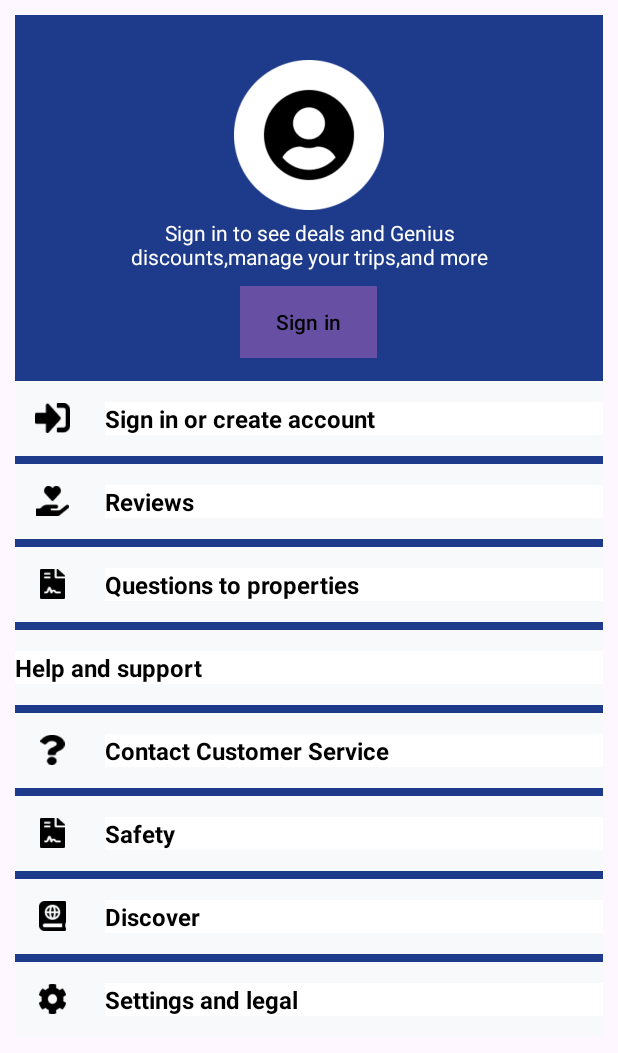
After one commit to KalharaDMR/TravelApp, an Android app: the SettingsPage screen opened directly, with no data from a screen before it, on a phone screen of 412 x 824 dp. The commit adds this screen. Shown: the top 1053 px of the screen. Run offline under Robolectric (Android 15) with nearby library versions, the phone set to English and light mode, and no system bars.

Commit message:
Initial Commit update1

```diff
--- a/app/src/main/java/com/example/travel/SecondActivity.kt
+++ b/app/src/main/java/com/example/travel/SecondActivity.kt
@@ -23,7 +23,7 @@ class SecondActivity : AppCompatActivity() {
 
         profileimgview.setOnClickListener {
             // Navigate to HotelsActivity
-            val intent = Intent(this, ThirdActivity::class.java)
+            val intent = Intent(this, SettingsPage::class.java)
             startActivity(intent)
         }
 
--- /dev/null
+++ b/app/src/main/java/com/example/travel/SettingsPage.kt
@@ -0,0 +1,23 @@
+package com.example.travel
+
+import android.content.Intent
+import android.os.Bundle
+import android.widget.Button
+import androidx.activity.enableEdgeToEdge
+import androidx.appcompat.app.AppCompatActivity
+import androidx.core.view.ViewCompat
+import androidx.core.view.WindowInsetsCompat
+
+class SettingsPage : AppCompatActivity() {
+    override fun onCreate(savedInstanceState: Bundle?) {
+        super.onCreate(savedInstanceState)
+
+        setContentView(R.layout.activity_settings_page)
+
+        val signinbtn: Button = findViewById(R.id.signInBtn)
+        signinbtn.setOnClickListener {
+            val intent = Intent(this, SignInPage::class.java)
+            startActivity(intent)
+        }
+    }
+}
--- /dev/null
+++ b/app/src/main/res/layout/activity_settings_page.xml
@@ -0,0 +1,270 @@
+<?xml version="1.0" encoding="utf-8"?>
+<LinearLayout xmlns:android="http://schemas.android.com/apk/res/android"
+    xmlns:app="http://schemas.android.com/apk/res-auto"
+    xmlns:tools="http://schemas.android.com/tools"
+    android:id="@+id/main"
+    android:layout_width="match_parent"
+    android:layout_height="wrap_content"
+    android:layout_margin="10dp"
+    android:layout_marginBottom="10dp"
+    android:background="#1E3A8A"
+    android:orientation="vertical"
+    tools:context=".SettingsPage">
+
+<ImageView
+android:id="@+id/imageView7"
+android:layout_width="match_parent"
+android:layout_height="100dp"
+android:layout_marginTop="30dp"
+android:layout_marginBottom="5dp"
+android:layout_gravity="center"
+android:background="#1E3A8A"
+    app:srcCompat="@drawable/nonprofile" />
+
+<FrameLayout
+android:layout_width="match_parent"
+android:layout_height="wrap_content"
+android:layout_gravity="center"
+android:background="#1E3A8A"> <!-- Dark blue -->
+
+    <TextView
+        android:layout_width="300dp"
+        android:layout_height="wrap_content"
+        android:layout_gravity="center"
+        android:background="#1E3A8A"
+        android:text="Sign in to see deals and Genius discounts,manage your trips,and more"
+        android:textAlignment="center"
+        android:textColor="#FFFFFF" />
+</FrameLayout>
+
+    <!-- Sign In Button -->
+<Button
+android:id="@+id/signInBtn"
+android:layout_width="wrap_content"
+android:layout_height="wrap_content"
+android:layout_marginTop="10dp"
+android:layout_marginBottom="10dp"
+android:background="#F2C94C"
+    android:backgroundTint="#F2C94C"
+    android:backgroundTintMode="add"
+    android:layout_gravity="center"
+    android:text="Sign in"
+    android:textColor="#000000" />
+
+
+<LinearLayout
+android:id="@+id/block1"
+android:layout_width="match_parent"
+android:layout_height="50dp"
+android:layout_marginTop="5dp"
+android:background="#F8F9FA"
+    android:gravity="center_vertical"
+    android:orientation="horizontal">
+
+<ImageView
+android:id="@+id/icon1"
+android:layout_width="50dp"
+android:layout_height="20dp"
+android:layout_marginRight="10dp"
+app:srcCompat="@drawable/icon1" />
+
+<TextView
+android:id="@+id/text1"
+android:layout_width="match_parent"
+android:layout_height="wrap_content"
+android:background="#FFFFFF"
+android:text="Sign in or create account"
+android:textColor="#000000"
+    android:textSize="16sp"
+    android:textStyle="bold" />
+    </LinearLayout>
+
+
+<LinearLayout
+android:id="@+id/block2"
+android:layout_width="match_parent"
+android:layout_height="50dp"
+android:layout_marginTop="5dp"
+android:background="#F8F9FA"
+android:gravity="center_vertical"
+android:orientation="horizontal">
+
+<ImageView
+    android:id="@+id/icon2"
+    android:layout_width="50dp"
+    android:layout_height="20dp"
+    android:layout_marginRight="10dp"
+    app:srcCompat="@drawable/icon2" />
+
+<TextView
+    android:id="@+id/text2"
+    android:layout_width="match_parent"
+    android:layout_height="wrap_content"
+    android:background="#FFFFFF"
+    android:text="Reviews"
+    android:textColor="#000000"
+    android:textSize="16sp"
+    android:textStyle="bold" />
+</LinearLayout>
+
+    <!-- Block 3 -->
+<LinearLayout
+android:id="@+id/block3"
+android:layout_width="match_parent"
+android:layout_height="50dp"
+android:layout_marginTop="5dp"
+android:background="#F8F9FA"
+android:gravity="center_vertical"
+android:orientation="horizontal">
+
+<ImageView
+    android:id="@+id/icon3"
+    android:layout_width="50dp"
+    android:layout_height="20dp"
+    android:layout_marginRight="10dp"
+    app:srcCompat="@drawable/icon3" />
+
+<TextView
+    android:id="@+id/text3"
+    android:layout_width="match_parent"
+    android:layout_height="wrap_content"
+    android:background="#FFFFFF"
+    android:text="Questions to properties"
+    android:textColor="#000000"
+    android:textSize="16sp"
+    android:textStyle="bold" />
+</LinearLayout>
+
+    <!-- Block 4 -->
+<LinearLayout
+android:id="@+id/block4"
+android:layout_width="match_parent"
+android:layout_height="50dp"
+android:layout_marginTop="5dp"
+android:background="#F8F9FA"
+android:gravity="center_vertical"
+android:orientation="horizontal">
+
+<TextView
+    android:id="@+id/text4"
+    android:layout_width="match_parent"
+    android:layout_height="wrap_content"
+    android:background="#FFFFFF"
+    android:text="Help and support"
+    android:textColor="#000000"
+    android:textSize="16sp"
+    android:textStyle="bold" />
+</LinearLayout>
+
+    <!-- Block 5 -->
+<LinearLayout
+android:id="@+id/block5"
+android:layout_width="match_parent"
+android:layout_height="50dp"
+android:layout_marginTop="5dp"
+android:background="#F8F9FA"
+android:gravity="center_vertical"
+android:orientation="horizontal">
+
+<ImageView
+    android:id="@+id/icon5"
+    android:layout_width="50dp"
+    android:layout_height="20dp"
+    android:layout_marginRight="10dp"
+    app:srcCompat="@drawable/icon4" />
+
+<TextView
+    android:id="@+id/text5"
+    android:layout_width="match_parent"
+    android:layout_height="wrap_content"
+    android:background="#FFFFFF"
+    android:text="Contact Customer Service"
+    android:textColor="#000000"
+    android:textSize="16sp"
+    android:textStyle="bold" />
+</LinearLayout>
+
+    <!-- Block 6 -->
+<LinearLayout
+android:id="@+id/block6"
+android:layout_width="match_parent"
+android:layout_height="50dp"
+android:layout_marginTop="5dp"
+android:background="#F8F9FA"
+android:gravity="center_vertical"
+android:orientation="horizontal">
+
+<ImageView
+    android:id="@+id/icon6"
+    android:layout_width="50dp"
+    android:layout_height="20dp"
+    android:layout_marginRight="10dp"
+    app:srcCompat="@drawable/icon5" />
+
+<TextView
+    android:id="@+id/text6"
+    android:layout_width="match_parent"
+    android:layout_height="wrap_content"
+    android:background="#FFFFFF"
+    android:text="Safety"
+    android:textColor="#000000"
+    android:textSize="16sp"
+    android:textStyle="bold" />
+</LinearLayout>
+
+    <!-- Block 7 -->
+<LinearLayout
+android:id="@+id/block7"
+android:layout_width="match_parent"
+android:layout_height="50dp"
+android:layout_marginTop="5dp"
+android:background="#F8F9FA"
+android:gravity="center_vertical"
+android:orientation="horizontal">
+
+<ImageView
+    android:id="@+id/icon7"
+    android:layout_width="50dp"
+    android:layout_height="20dp"
+    android:layout_marginRight="10dp"
+    app:srcCompat="@drawable/icon6" />
+
+<TextView
+    android:id="@+id/text7"
+    android:layout_width="match_parent"
+    android:layout_height="wrap_content"
+    android:background="#FFFFFF"
+    android:text="Discover"
+    android:textColor="#000000"
+    android:textSize="16sp"
+    android:textStyle="bold" />
+</LinearLayout>
+
+    <!-- Block 8 -->
+<LinearLayout
+android:id="@+id/block8"
+android:layout_width="match_parent"
+android:layout_height="50dp"
+android:layout_marginTop="5dp"
+android:background="#F8F9FA"
+android:gravity="center_vertical"
+android:orientation="horizontal">
+
+<ImageView
+    android:id="@+id/icon8"
+    android:layout_width="50dp"
+    android:layout_height="20dp"
+    android:layout_marginRight="10dp"
+    app:srcCompat="@drawable/icon7" />
+
+<TextView
+    android:id="@+id/text8"
+    android:layout_width="match_parent"
+    android:layout_height="wrap_content"
+    android:background="#FFFFFF"
+    android:text="Settings and legal"
+    android:textColor="#000000"
+    android:textSize="16sp"
+    android:textStyle="bold" />
+</LinearLayout>
+    </LinearLayout>
```
Also changed, not shown: app/src/main/AndroidManifest.xml (+9 -3 lines), app/src/main/java/com/example/travel/SignInPage.kt (added, +20 -0 lines), app/src/main/res/layout/activity_sign_in_page.xml (added, +89 -0 lines), app/src/main/res/layout/activity_third.xml (+3 -9 lines), app/src/main/res/values/colors.xml (+36 -5 lines), app/src/main/res/drawable/icon1.png (added), app/src/main/res/drawable/icon2.png (added), app/src/main/res/drawable/icon3.png (added), app/src/main/res/drawable/icon4.png (added), app/src/main/res/drawable/icon5.png (added), app/src/main/res/drawable/icon6.png (added), app/src/main/res/drawable/icon7.png (added), app/src/main/res/drawable/nonprofile.png (added).
